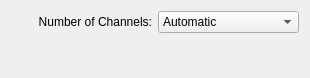
Before: the Qt Designer form frontend_qt4/grpChannel.ui in zint/zint-gpl-only, drawn with Qt 5.
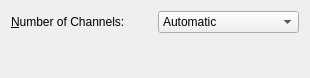
After: the same form once the commit is applied.

What changed in the file:
```diff
--- a/frontend_qt4/grpChannel.ui
+++ b/frontend_qt4/grpChannel.ui
@@ -17,12 +17,15 @@
    <item>
     <layout class="QHBoxLayout" name="horizontalLayout">
      <item>
-      <widget class="QLabel" name="lblChannel">
-       <property name="text">
-        <string>Number of Channels:</string>
+      <widget class="QLabel" name="lblChannel" >
+       <property name="text" >
+        <string>&amp;Number of Channels:</string>
        </property>
-       <property name="alignment">
-        <set>Qt::AlignRight|Qt::AlignTrailing|Qt::AlignVCenter</set>
+       <property name="alignment" >
+        <set>Qt::AlignLeading|Qt::AlignLeft|Qt::AlignVCenter</set>
+       </property>
+       <property name="buddy" >
+        <cstring>cmbChannel</cstring>
        </property>
       </widget>
      </item>
```
Left out of the diff: 35 changed lines with no effect on the pictures.
